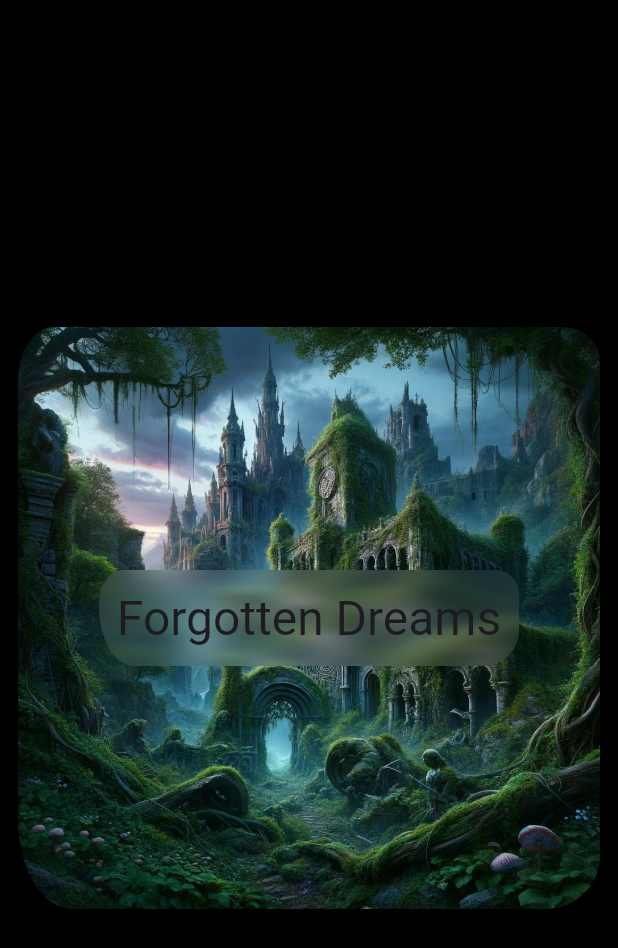
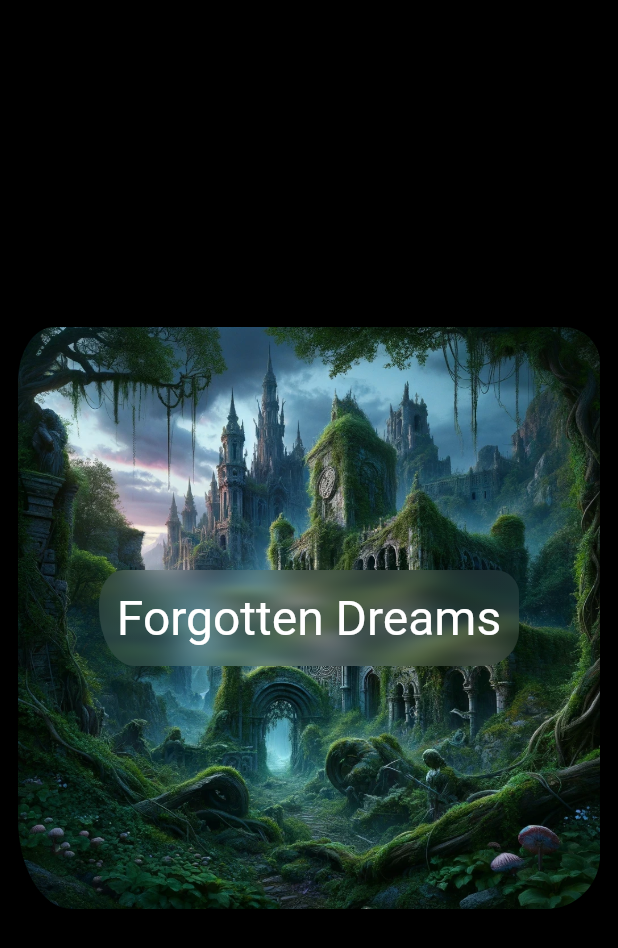
Before and after one commit to signmotion/title, a Flutter app: the screen it shows after launch, on a phone screen of 412 x 824 dp. Shown: the top 948 px of the screen. Run offline on Flutter 3.47's test engine with Material 3 defaults, Android fonts, the phone set to English and light mode, and no system bars; our stand-ins replace glass.

Commit message:
Added textStyle and textColor to Title.

```diff
--- a/example/lib/main.dart
+++ b/example/lib/main.dart
@@ -12,6 +12,7 @@ class App extends StatelessWidget {
   Widget get title => const RectGlassTitle(
         'Forgotten Dreams',
         effectOptions: GlassEffectOptions(blur: (12, 2)),
+        textColor: Colors.white,
       );
 
   @override
--- a/lib/src/effects/glass.dart
+++ b/lib/src/effects/glass.dart
@@ -10,13 +10,19 @@ class GlassEffect extends Effect<GlassEffectOptions> {
   Widget make(Widget w, Title title) => w.asGlass(
         blurX: o.blur.$1.toDouble(),
         blurY: o.blur.$2.toDouble(),
+        tintColor: o.tintColor,
+        frosted: o.frosted,
       );
 }
 
 class GlassEffectOptions extends EffectOptions {
   const GlassEffectOptions({
     this.blur = (2, 2),
+    this.tintColor = Colors.white,
+    this.frosted = true,
   });
 
   final (num, num) blur;
+  final Color tintColor;
+  final bool frosted;
 }
--- a/lib/src/titles/rect_glass.dart
+++ b/lib/src/titles/rect_glass.dart
@@ -11,6 +11,8 @@ class RectGlassTitle extends Title<RectClipper, RectClipperOptions,
     super.padding,
     super.clipperOptions = const RectClipperOptions(),
     super.effectOptions = const GlassEffectOptions(),
+    super.textStyle,
+    super.textColor,
   }) : super(
           clipperBuilder: RectClipper.new,
           effectBuilder: GlassEffect.new,
```
Also changed, not shown: lib/src/titles/title.dart (+18 -1 lines).
